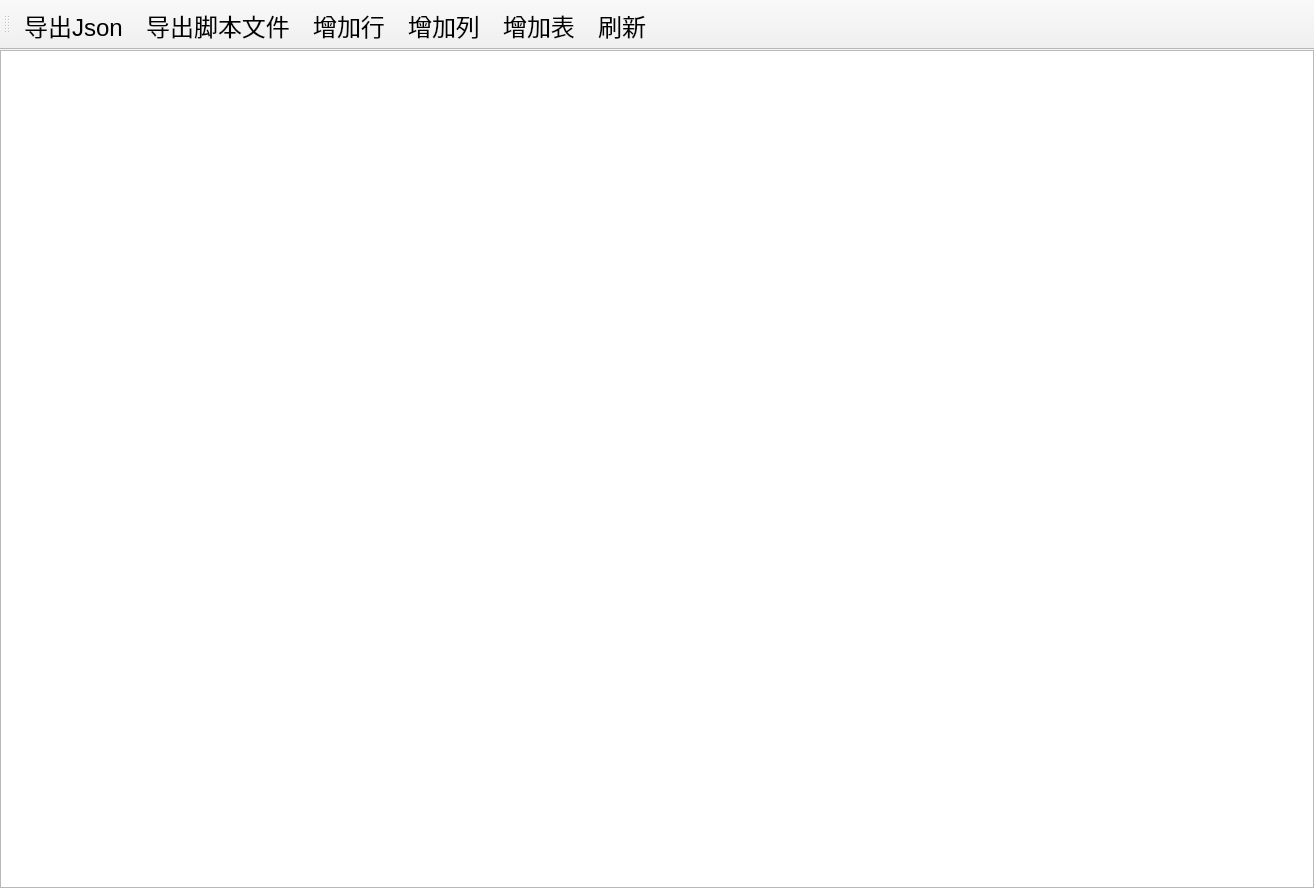
The window that QuteForm/Main/formwindow.ui (euphoriaer/QuteForm) describes before a commit, drawn with Qt 5.
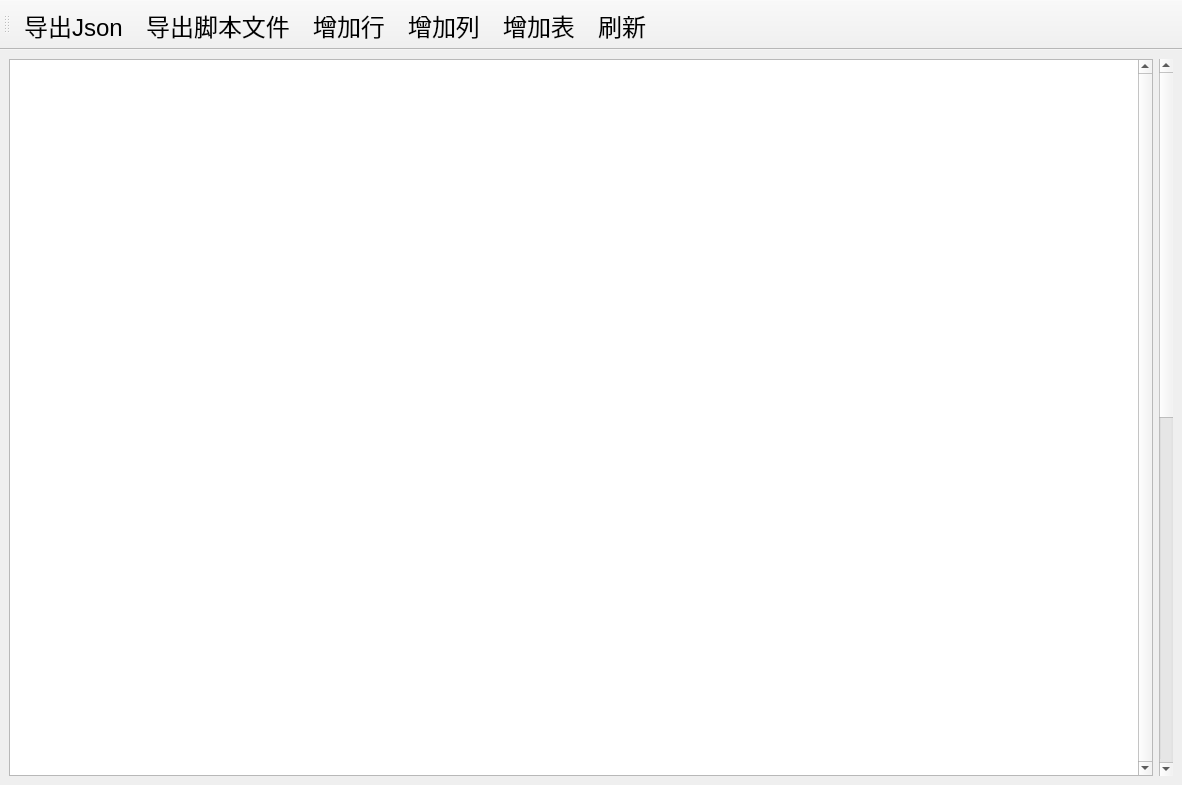
The same window after the commit. Icons and pictures are not drawn.

What changed in the file:
```diff
--- a/QuteForm/Main/formwindow.ui
+++ b/QuteForm/Main/formwindow.ui
@@ -6,32 +6,20 @@
    <rect>
     <x>0</x>
     <y>0</y>
-    <width>1314</width>
-    <height>888</height>
+    <width>1182</width>
+    <height>785</height>
    </rect>
   </property>
   <property name="windowTitle">
    <string>MainWindow</string>
   </property>
   <widget class="QWidget" name="centralwidget">
-   <layout class="QGridLayout" name="gridLayout">
-    <property name="leftMargin">
-     <number>0</number>
-    </property>
-    <property name="topMargin">
-     <number>0</number>
-    </property>
-    <property name="rightMargin">
-     <number>0</number>
-    </property>
-    <property name="bottomMargin">
-     <number>0</number>
-    </property>
-    <property name="spacing">
-     <number>0</number>
-    </property>
-    <item row="0" column="0">
+   <layout class="QHBoxLayout" name="horizontalLayout">
+    <item>
      <widget class="QTableView" name="tableView">
+      <property name="verticalScrollBarPolicy">
+       <enum>Qt::ScrollBarAlwaysOn</enum>
+      </property>
       <property name="autoScroll">
        <bool>false</bool>
       </property>
@@ -43,6 +31,22 @@
       </property>
      </widget>
     </item>
+    <item>
+     <widget class="QScrollBar" name="verticalScrollBar">
+      <property name="maximum">
+       <number>1</number>
+      </property>
+      <property name="pageStep">
+       <number>1</number>
+      </property>
+      <property name="value">
+       <number>0</number>
+      </property>
+      <property name="orientation">
+       <enum>Qt::Vertical</enum>
+      </property>
+     </widget>
+    </item>
    </layout>
   </widget>
   <widget class="QToolBar" name="toolBar">
```
